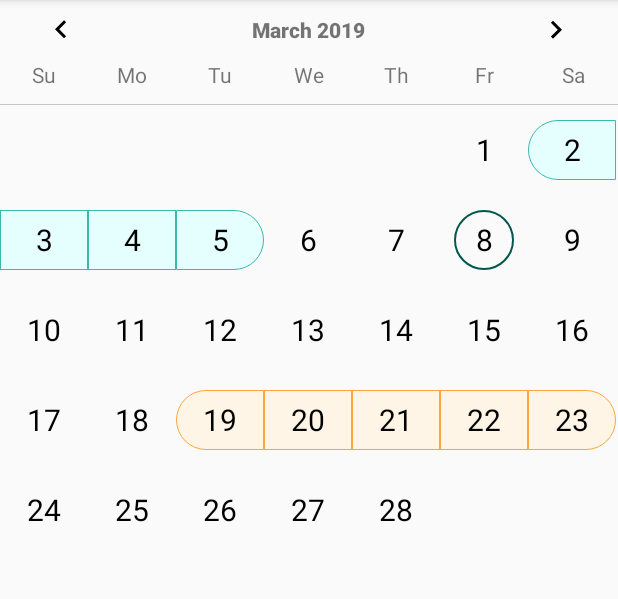
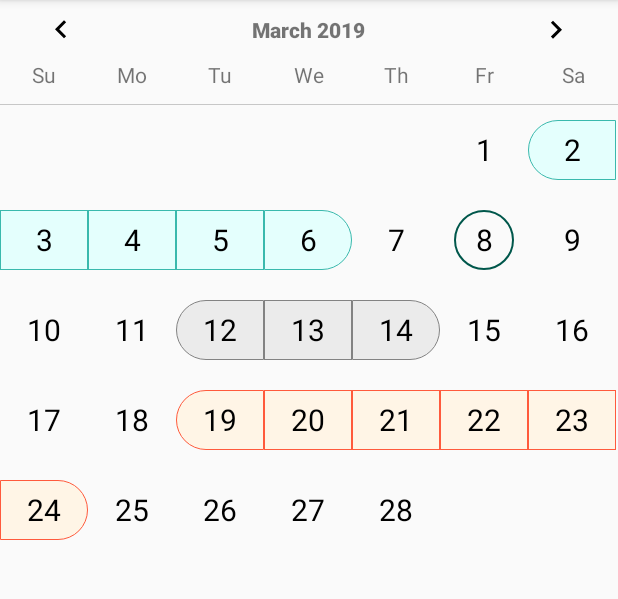
Before and after one commit to nustechnology/UNMaterialCalendarView, an Android app: the screen it shows after launch (MainActivity), on a phone screen of 412 x 824 dp, the part 84-683 px from its top. Run offline under Robolectric (Android 15) with nearby library versions, the phone set to English and light mode, and no system bars.

Commit message:
Change some stuff

```diff
--- a/app/src/main/java/io/propmap/MainActivity.java
+++ b/app/src/main/java/io/propmap/MainActivity.java
@@ -2,6 +2,7 @@ package io.propmap;
 
 import android.os.Bundle;
 import android.support.v7.app.AppCompatActivity;
+import android.widget.Button;
 import android.widget.GridView;
 
 import java.util.ArrayList;
@@ -18,6 +19,8 @@ public class MainActivity extends AppCompatActivity {
     private Calendar currentCalendarForSettingUp = Calendar.getInstance();
     private int MAX_DATE;
     private int FIRST_DAY;
+    private Button btnNext;
+    private int currentMonth;
 
 
     @Override
@@ -25,10 +28,19 @@ public class MainActivity extends AppCompatActivity {
         super.onCreate(savedInstanceState);
         setContentView(R.layout.activity_main);
         initUi();
+//        btnNext.setOnClickListener(new View.OnClickListener() {
+//            @Override
+//            public void onClick(View view) {
+////                new SimpleDateFormat("MMMM").format(date));
+//            }
+//        });
     }
 
     private void initUi() {
-        currentCalendarForSettingUp.set(currentCalendarForSettingUp.get(Calendar.YEAR), currentCalendarForSettingUp.get(Calendar.MONTH)-1, 1);
+        currentCalendarForSettingUp.set(currentCalendarForSettingUp.get(Calendar.YEAR),
+                currentCalendarForSettingUp.get(Calendar.MONTH) - 1,
+                1);
+        currentMonth = currentCalendarForSettingUp.get(Calendar.MONTH) + 1;
         MAX_DATE = currentCalendarForSettingUp.getActualMaximum(Calendar.DAY_OF_MONTH);
         FIRST_DAY = DateUtils.getFirstDay();
 
@@ -52,10 +64,12 @@ public class MainActivity extends AppCompatActivity {
             Calendar newCalendar = Calendar.getInstance();
             newCalendar.set(2019, newCalendar.get(Calendar.MONTH), j);
             calendarCustomObject.setCalendar(newCalendar);
-            if (j >= 2 && j < 6) {
+            if (j >= 2 && j <= 6) {
                 calendarCustomObject.setType("HOLIDAY");
             } else if (j >= 19 && j <= 24) {
                 calendarCustomObject.setType("SICK");
+            } else if (j >= 12 && j <= 14) {
+                calendarCustomObject.setType("OTHERS");
             }
             this.calendars.add(calendarCustomObject);
         }
@@ -63,41 +77,32 @@ public class MainActivity extends AppCompatActivity {
 
     private void setupMockMapDate() {
         stringListMap = new ArrayList<>();
+        Map<String, List<CalendarCustomObject>> listMap = new HashMap<>();
+        stringListMap.add(addNewCalendarCustomObject(2, 6, "HOLIDAY", "#e4fffd", "#3ab9ad"));
 
-        Map<String, List<CalendarCustomObject>> listMap = new HashMap<>();
-        List<CalendarCustomObject> calendars = new ArrayList<>();
-        for (int i = 2; i < 6; i++) {
+        stringListMap.add(addNewCalendarCustomObject(19, 24, "SICK", "#fff5e6", "#ff5a3c"));
+
+        stringListMap.add(addNewCalendarCustomObject(12, 14, "OTHERS", "#ebebeb", "#838383"));
+    }
+
+    private Map<String, List<CalendarCustomObject>> addNewCalendarCustomObject(int begin, int end, String type,
+                                                                               String colorBackground, String colorStroke) {
+        Map<String, List<CalendarCustomObject>> map = new HashMap<>();
+        List<CalendarCustomObject> calendarCustomObjects = new ArrayList<>();
+        for (int i = begin; i <= end; i++) {
             CalendarCustomObject calendarCustomObject = new CalendarCustomObject();
 
-            Calendar newCalendar1 = Calendar.getInstance();
-            newCalendar1.set(newCalendar1.get(Calendar.YEAR), newCalendar1.get(Calendar.MONTH), i);
+            Calendar calendar1 = Calendar.getInstance();
+            calendar1.set(calendar1.get(Calendar.YEAR), calendar1.get(Calendar.MONTH), i);
 
-            calendarCustomObject.setColorBackground("#e4fffd");
-            calendarCustomObject.setColorStroke("#3ab9ad");
+            calendarCustomObject.setColorBackground(colorBackground);
+            calendarCustomObject.setColorStroke(colorStroke);
             calendarCustomObject.setWidthStroke(5);
-            calendarCustomObject.setCalendar(newCalendar1);
-            calendarCustomObject.setType("HOLIDAY");
-            calendars.add(calendarCustomObject);
+            calendarCustomObject.setType(type);
+            calendarCustomObject.setCalendar(calendar1);
+            calendarCustomObjects.add(calendarCustomObject);
         }
-        listMap.put("HOLIDAY", calendars);
-        stringListMap.add(listMap);
-
-        Map<String, List<CalendarCustomObject>> listMap1 = new HashMap<>();
-        List<CalendarCustomObject> calendars1 = new ArrayList<>();
-        for (int i = 19; i < 24; i++) {
-            CalendarCustomObject calendarCustomObject = new CalendarCustomObject();
-
-            Calendar newCalendar1 = Calendar.getInstance();
-            newCalendar1.set(newCalendar1.get(Calendar.YEAR), newCalendar1.get(Calendar.MONTH), i);
-
-            calendarCustomObject.setColorBackground("#fff5e6");
-            calendarCustomObject.setColorStroke("#ffa53c");
-            calendarCustomObject.setWidthStroke(5);
-            calendarCustomObject.setType("SICK");
-            calendarCustomObject.setCalendar(newCalendar1);
-            calendars1.add(calendarCustomObject);
-        }
-        listMap1.put("SICK", calendars1);
-        stringListMap.add(listMap1);
+        map.put(type, calendarCustomObjects);
+        return map;
     }
 }
--- a/app/src/main/res/layout/activity_main.xml
+++ b/app/src/main/res/layout/activity_main.xml
@@ -22,6 +22,7 @@
             android:gravity="center">
 
             <Button
+                android:id="@+id/btnPrevious"
                 android:layout_width="24dp"
                 android:layout_height="24dp"
                 android:background="@drawable/ic_keyboard_arrow_left_black_24dp"/>
@@ -49,6 +50,7 @@
             android:gravity="center">
 
             <Button
+                android:id="@+id/btnNext"
                 android:layout_width="24dp"
                 android:layout_height="24dp"
                 android:background="@drawable/ic_keyboard_arrow_right_black_24dp"/>
```
